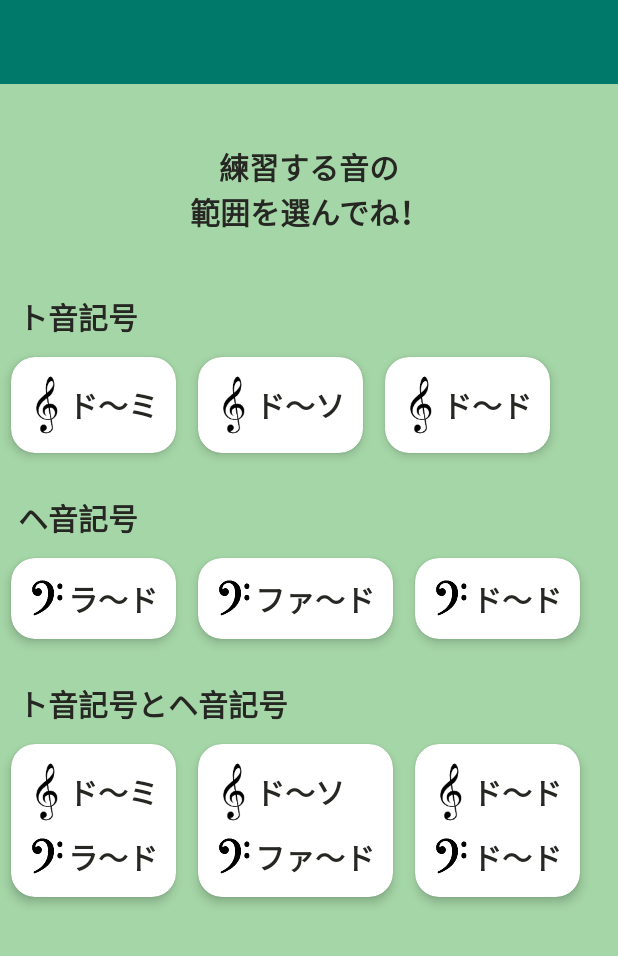
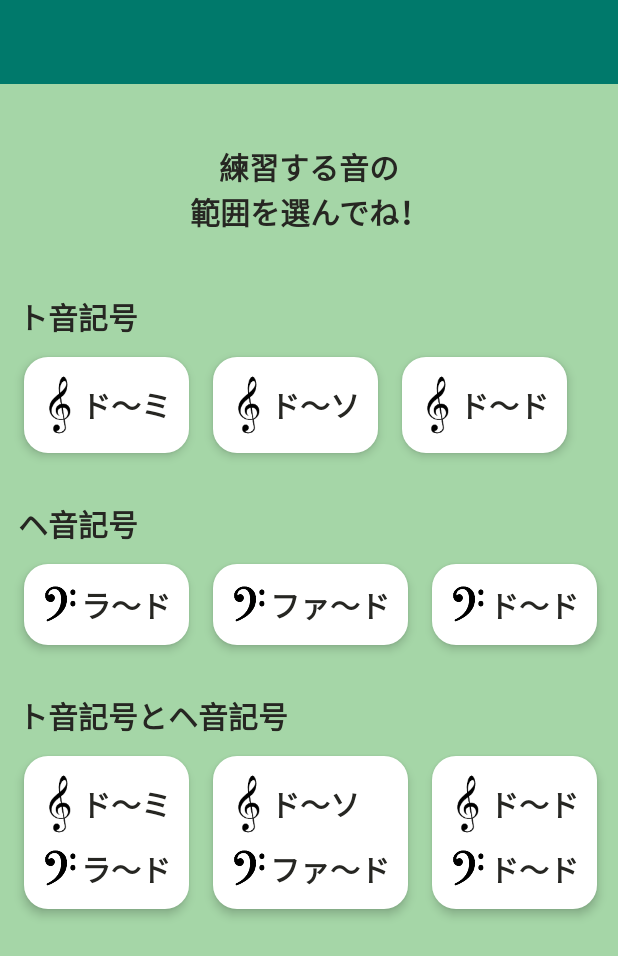
Before and after one commit to TakahiroSuzuki044/NoteLesson, an Android app: the screen it shows after launch (RangeSelectActivity), after a tap on "レベル★", on a phone screen of 412 x 824 dp. Shown: the top 956 px of the screen. Run offline under Robolectric (Android 15) with nearby library versions, the phone set to English and light mode, and no system bars.

Commit message:
範囲選択画面のレイアウト調整

```diff
--- a/app/src/main/res/layout/range_select_activity.xml
+++ b/app/src/main/res/layout/range_select_activity.xml
@@ -14,7 +14,6 @@
     <androidx.recyclerview.widget.RecyclerView
         android:id="@+id/range_select_activity_recycler_view"
         android:layout_width="match_parent"
-        android:layout_height="match_parent"
-        android:clipChildren="false"/>
+        android:layout_height="match_parent"/>
 
 </LinearLayout>
--- a/app/src/main/res/layout/range_select_horizontal_item.xml
+++ b/app/src/main/res/layout/range_select_horizontal_item.xml
@@ -1,20 +1,20 @@
 <?xml version="1.0" encoding="utf-8"?>
-<androidx.cardview.widget.CardView xmlns:android="http://schemas.android.com/apk/res/android"
-                                   xmlns:app="http://schemas.android.com/apk/res-auto"
+<FrameLayout xmlns:android="http://schemas.android.com/apk/res/android"
              xmlns:tools="http://schemas.android.com/tools"
              android:id="@+id/range_select_horizontal_item_root_layout"
              android:layout_width="wrap_content"
              android:layout_height="wrap_content"
-                                   app:cardBackgroundColor="@color/white"
+             android:layout_marginLeft="8dp"
+             android:layout_marginTop="8dp"
+             android:layout_marginRight="8dp"
+             android:layout_marginBottom="8dp"
+             android:background="@drawable/shape_level_select_layout"
              android:clickable="true"
+             android:elevation="@dimen/button_elevation"
              android:focusable="true"
              android:gravity="center"
              android:orientation="vertical"
-                                   android:foreground="?android:attr/selectableItemBackground"
-                                   android:stateListAnimator="@animator/rise_button_layout"
-                                   app:cardCornerRadius="@dimen/card_radius"
-                                   app:cardElevation="@dimen/button_elevation"
-                                   app:cardUseCompatPadding="true">
+             android:stateListAnimator="@animator/rise_button_layout">
 
     <LinearLayout
         android:layout_width="wrap_content"
@@ -76,7 +76,7 @@
                 android:textStyle="bold"
                 tools:text="ド〜ファ"/>
         </LinearLayout>
+
     </LinearLayout>
 
-
-</androidx.cardview.widget.CardView>
+</FrameLayout>
--- a/app/src/main/res/layout/range_select_horizontal_recycler_view.xml
+++ /dev/null
@@ -1,6 +0,0 @@
-<?xml version="1.0" encoding="utf-8"?>
-<androidx.recyclerview.widget.RecyclerView xmlns:android="http://schemas.android.com/apk/res/android"
-                                           android:layout_width="match_parent"
-                                           android:layout_height="match_parent">
-
-</androidx.recyclerview.widget.RecyclerView>
--- a/app/src/main/res/layout/range_select_item_horizontal_recycler_view.xml
+++ b/app/src/main/res/layout/range_select_item_horizontal_recycler_view.xml
@@ -2,4 +2,9 @@
 <androidx.recyclerview.widget.RecyclerView xmlns:android="http://schemas.android.com/apk/res/android"
                                            android:id="@+id/range_select_item_horizontal_recycler_view_root"
                                            android:layout_width="match_parent"
-                                           android:layout_height="wrap_content"/>
+                                           android:layout_height="wrap_content"
+                                           android:clipChildren="false"
+                                           android:clipToPadding="false"
+                                           android:paddingLeft="8dp"
+                                           android:paddingRight="8dp"
+                                           android:paddingBottom="20dp"/>
--- a/app/src/main/res/layout/range_select_item_section.xml
+++ b/app/src/main/res/layout/range_select_item_section.xml
@@ -11,7 +11,7 @@
         android:id="@+id/range_select_item_section_text_view"
         style="@style/default_text"
         android:layout_marginBottom="4dp"
-        android:layout_marginTop="20dp"
+        android:layout_marginTop="4dp"
         android:layout_width="match_parent"
         android:layout_height="wrap_content"
         android:textStyle="bold"
--- a/app/src/main/res/layout/range_select_item_title.xml
+++ b/app/src/main/res/layout/range_select_item_title.xml
@@ -13,7 +13,7 @@
         android:layout_width="match_parent"
         android:layout_height="wrap_content"
         android:layout_marginTop="40dp"
-        android:layout_marginBottom="20dp"
+        android:layout_marginBottom="36dp"
         android:gravity="center"
         android:textStyle="bold"
         tools:text="@string/please_select_range"/>
```
Lines whose indentation alone changed are shown as unchanged.
